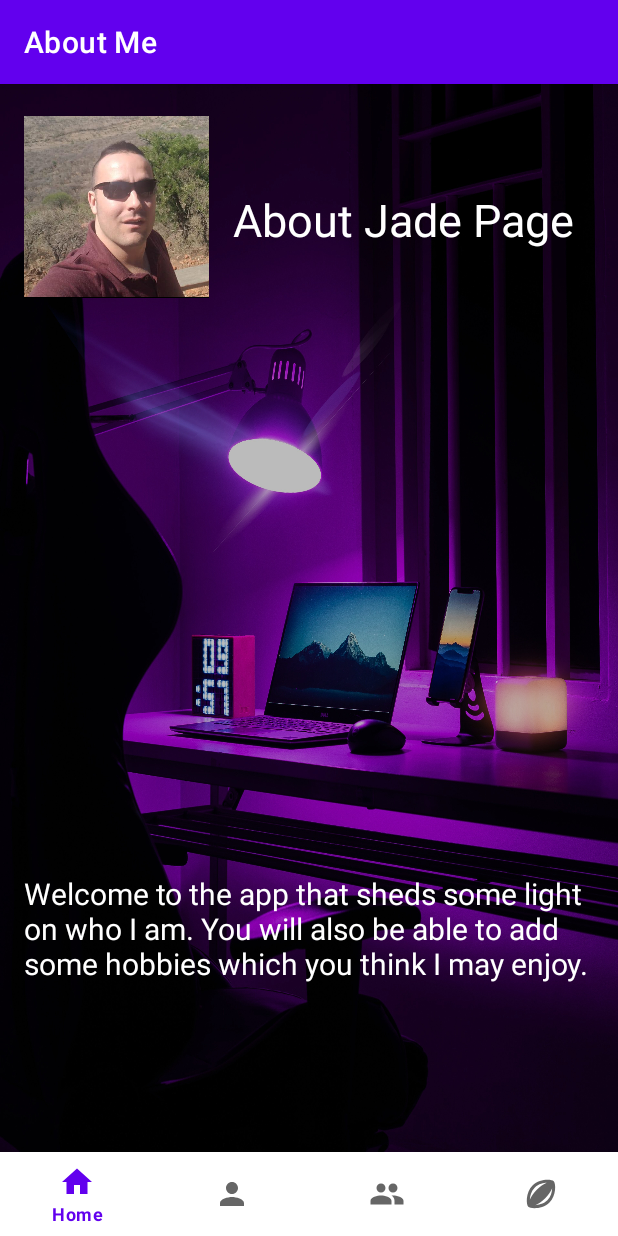
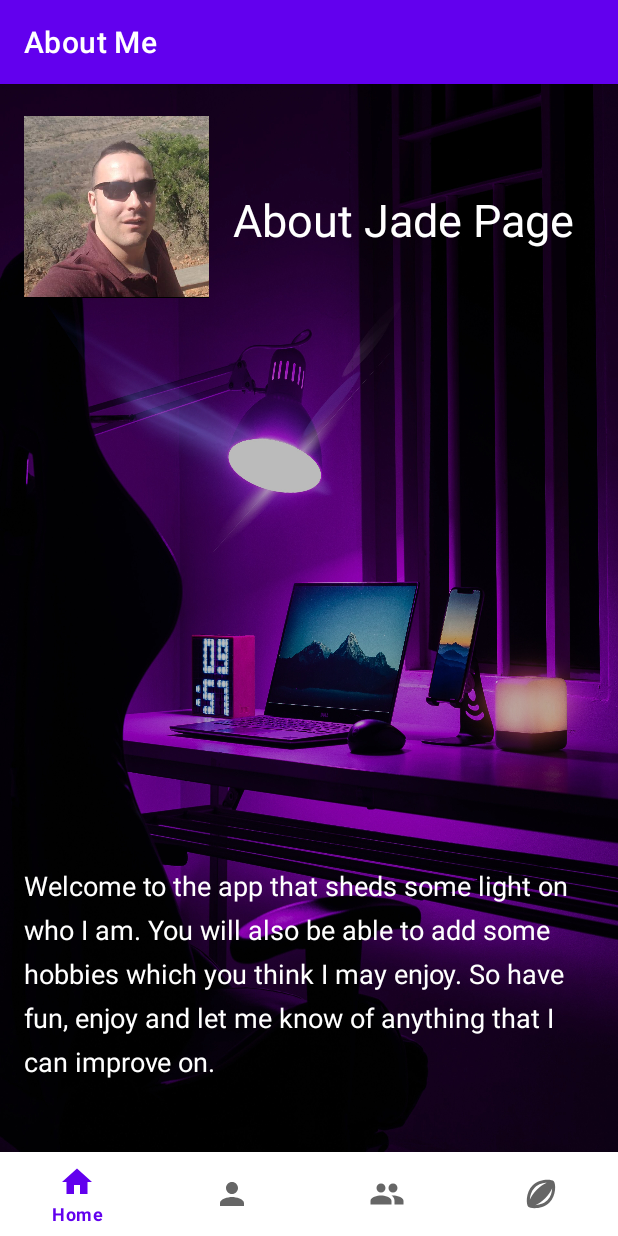
Before and after one commit to jadepage/About-Me, an Android app: the screen it shows after launch (MainActivity), on a phone screen of 412 x 824 dp. Run offline under Robolectric (Android 15) with nearby library versions, the phone set to English and light mode, and no system bars.

Commit message:
second commit

```diff
--- a/app/src/main/java/com/jadepage/aboutme/AddHobbiesDialogFragment.kt
+++ b/app/src/main/java/com/jadepage/aboutme/AddHobbiesDialogFragment.kt
@@ -32,6 +32,7 @@ class AddHobbiesDialogFragment : DialogFragment() {
             val layoutInflater = LayoutInflater.from(requireContext())
             val binding = ActivityAddHobbiesBinding.inflate(layoutInflater)
 
+            builder.setMessage(R.string.add_hobby)
             builder.setView(binding.root)
                     .setPositiveButton(R.string.yes
                     ) { _: DialogInterface, _: Int ->
--- a/app/src/main/res/layout/fragment_home.xml
+++ b/app/src/main/res/layout/fragment_home.xml
@@ -23,12 +23,13 @@
         android:id="@+id/textView9"
         android:layout_width="0dp"
         android:layout_height="wrap_content"
-        android:layout_marginStart="16dp"
-        android:layout_marginEnd="16dp"
-        android:layout_marginBottom="112dp"
+        android:layout_marginStart="@dimen/standard_margin"
+        android:layout_marginEnd="@dimen/standard_margin"
+        android:layout_marginBottom="48dp"
+        android:lineSpacingExtra="8sp"
         android:text="@string/main_intro"
         android:textColor="@color/white"
-        android:textSize="20sp"
+        android:textSize="18sp"
         app:layout_constraintBottom_toBottomOf="parent"
         app:layout_constraintEnd_toEndOf="parent"
         app:layout_constraintHorizontal_bias="0.0"
--- a/app/src/main/res/values/strings.xml
+++ b/app/src/main/res/values/strings.xml
@@ -3,6 +3,7 @@
     <string name="main_intro">
         Welcome to the app that sheds some light on who I am.
         You will also be able to add some hobbies which you think I may enjoy.
+        So have fun, enjoy and let me know of anything that I can improve on.
     </string>
     <string name="add_hobby">Add a new hobby?</string>
     <string name="yes">YES</string>
```
Also changed, not shown: app/src/main/java/com/jadepage/aboutme/HobbiesFragment.kt (+4 -15 lines).
